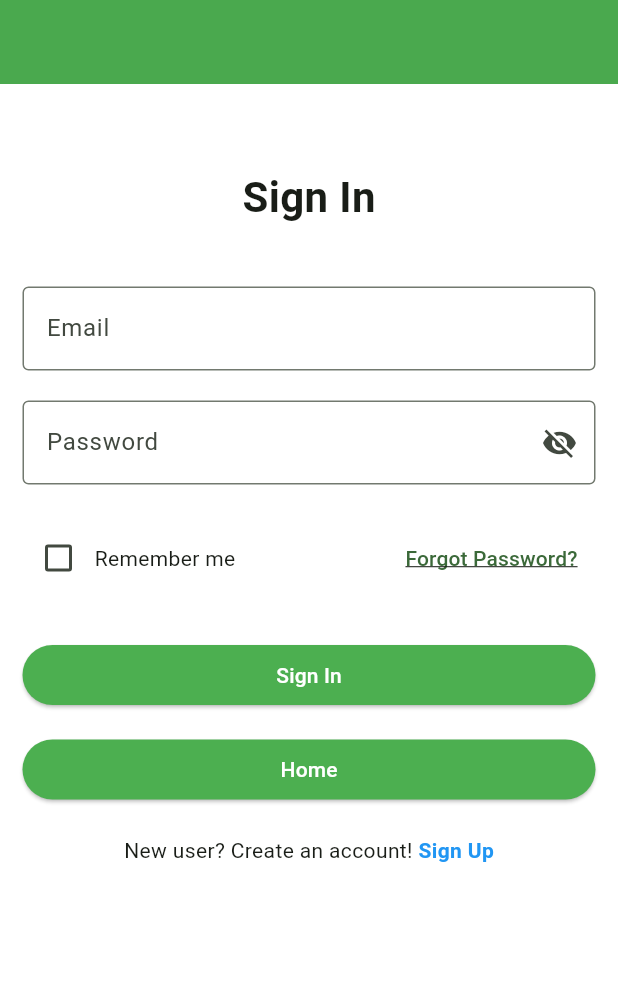
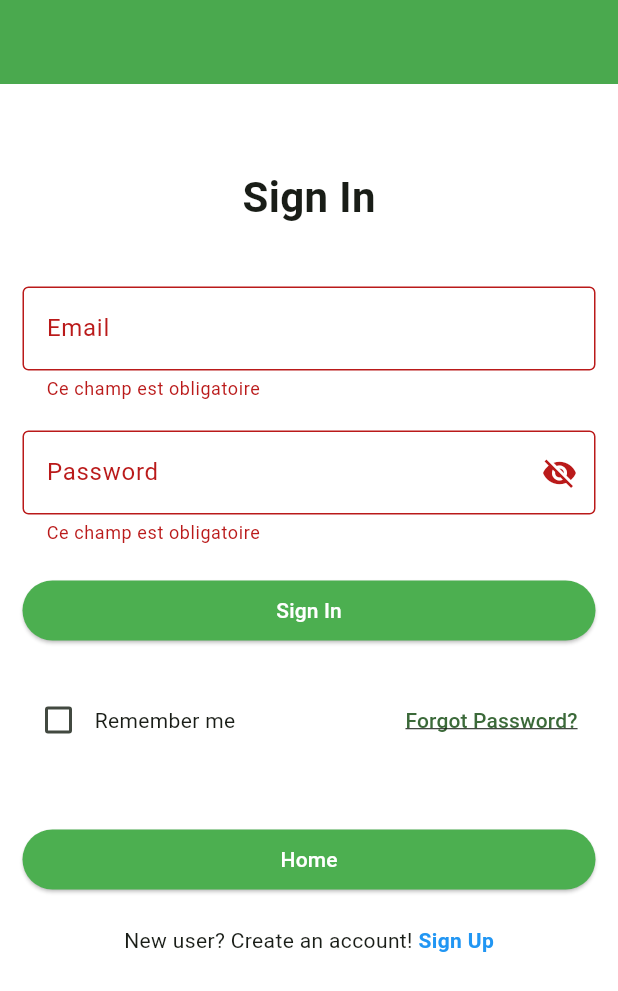
Before and after one commit to Safa-NAOUI/Flutter-Widgets-for-Beginners, a Flutter app: the screen it shows after launch, after a tap on "Sign In", on a phone screen of 412 x 824 dp. Shown: the top 991 px of the screen. Run offline on Flutter 3.47's test engine with Material 3 defaults, Android fonts, the phone set to English and light mode, and no system bars.

```diff
--- a/lib/pages/login_page.dart
+++ b/lib/pages/login_page.dart
@@ -1,28 +1,59 @@
 import 'package:flutter/material.dart';
 import '../widgets/components/custom_text_field.dart';
+import '../widgets/components/custom_button.dart';
 
-class LoginForm extends StatelessWidget {
+class LoginForm extends StatefulWidget {
   const LoginForm({super.key});
 
   @override
+  State<LoginForm> createState() => _LoginFormState();
+}
+
+class _LoginFormState extends State<LoginForm> {
+  final _formKey = GlobalKey<FormState>();
+
+  final TextEditingController _emailController = TextEditingController();
+  final TextEditingController _passwordController = TextEditingController();
+
+  void _submitForm() {
+    if (_formKey.currentState!.validate()) {
+      // Tous les champs sont valides
+      final email = _emailController.text;
+      final password = _passwordController.text;
+
+      // Tu peux envoyer les données ici
+      print('Email: $email, Password: $password');
+    }
+  }
+
+  @override
   Widget build(BuildContext context) {
-    return Column(
+    return Form(
+      key: _formKey,
+      child: Column(
         crossAxisAlignment: CrossAxisAlignment.start,
         children: [
-        const CustomTextField(
+          CustomTextField(
             label: 'Email',
             hint: 'Enter your email',
             type: 1,
+            controller: _emailController,
           ),
 
           const SizedBox(height: 20),
 
-        const CustomTextField(
+          CustomTextField(
             label: 'Password',
             hint: 'Enter your password',
             type: 2,
+            controller: _passwordController,
           ),
+
+          const SizedBox(height: 20),
+
+          CustomButton(text: "Sign In", onPressed: _submitForm),
         ],
+      ),
     );
   }
 }
--- a/lib/screens/login_screen.dart
+++ b/lib/screens/login_screen.dart
@@ -38,7 +38,6 @@ class _LoginScreenState extends State<LoginScreen> {
               const SizedBox(height: 40),
               LoginForm(),
               const SizedBox(height: 25),
-
               /// Row containing "Remember me" and "Forgot Password?"
               RememberForgotRow(
                 rememberMe: _rememberMe,
@@ -51,16 +50,14 @@ class _LoginScreenState extends State<LoginScreen> {
                   print("Forgot password tapped");
                 },
               ),
-
               const SizedBox(height: 30),
-              CustomButton(text: "Sign In", onPressed: printLogin),
               const SizedBox(height: 15),
               CustomButton(
                 text: "Home",
                 onPressed: () {
-               Navigator.push(
-                   context,
-                   MaterialPageRoute(builder: (context) => HomeScreen()),
+                  Navigator.push(
+                    context,
+                    MaterialPageRoute(builder: (context) => HomeScreen()),
                   );
                 },
               ),
--- a/lib/widgets/components/custom_text_field.dart
+++ b/lib/widgets/components/custom_text_field.dart
@@ -1,15 +1,19 @@
+import 'package:flutter/material.dart';
+
 import 'package:flutter/material.dart';
 
 class CustomTextField extends StatefulWidget {
   final String label;
   final String hint;
   final int type; // 1 = email, 2 = password, 3 = text
+  final TextEditingController? controller;
 
   const CustomTextField({
     super.key,
     required this.label,
     required this.hint,
     required this.type,
+    this.controller,
   });
 
   @override
@@ -33,7 +37,6 @@ class _CustomTextFieldState extends State<CustomTextField> {
         return TextInputType.emailAddress;
       case 2:
       case 3:
-        return TextInputType.text;
       default:
         return TextInputType.text;
     }
@@ -45,11 +48,26 @@ class _CustomTextFieldState extends State<CustomTextField> {
     });
   }
 
+  String? _validator(String? value) {
+    if (value == null || value.isEmpty) {
+      return 'Ce champ est obligatoire';
+    }
+    if (widget.type == 1) {
+      final emailRegex = RegExp(r'^[\w-\.]+@([\w-]+\.)+[\w-]{2,4}$');
+      if (!emailRegex.hasMatch(value)) {
+        return 'Adresse e-mail invalide';
+      }
+    }
+    return null;
+  }
+
   @override
   Widget build(BuildContext context) {
-    return TextField(
+    return TextFormField(
+      controller: widget.controller,
       obscureText: _obscureText,
       keyboardType: _keyboardType,
+      validator: _validator,
       decoration: InputDecoration(
         border: const OutlineInputBorder(),
         labelText: widget.label,
```
Lines whose indentation alone changed are shown as unchanged.
